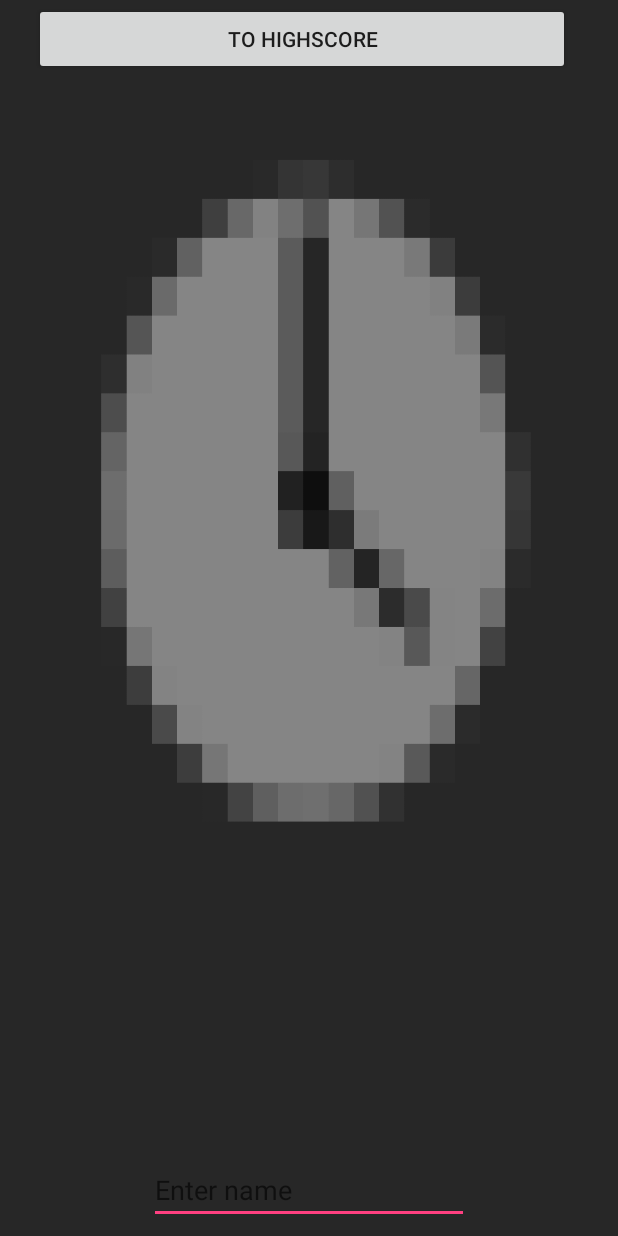
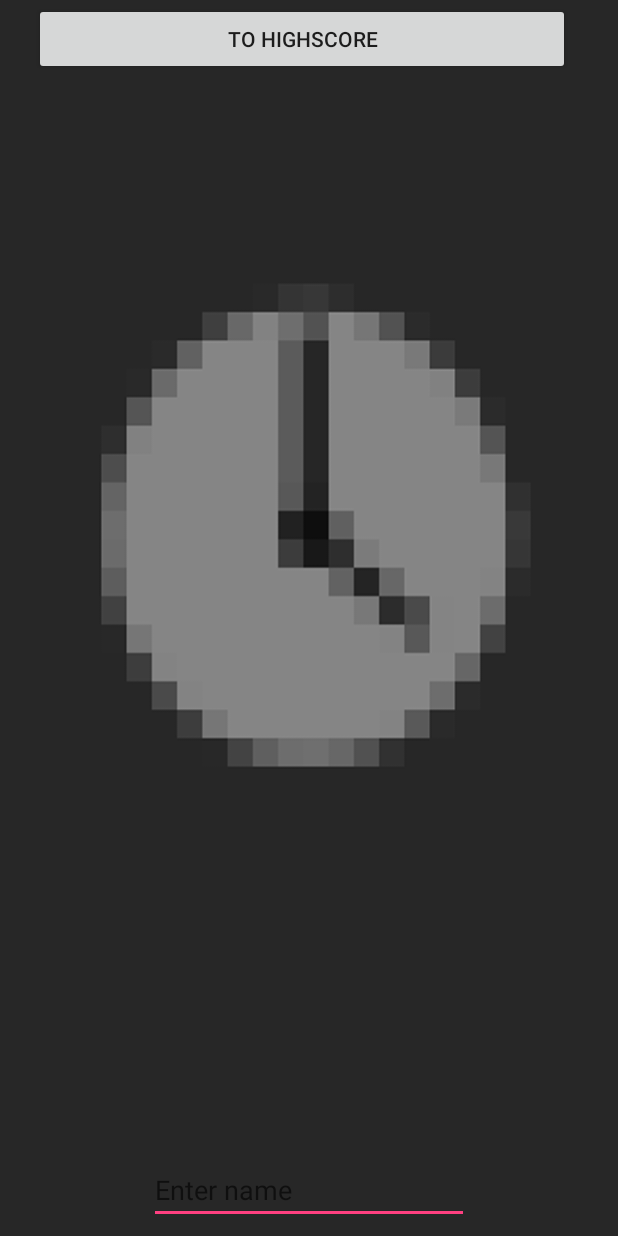
Before and after one commit to MarcusNordstrom/PunchMania, an Android app: the layout activity_queue.xml on its own in the app's theme, with its tools: preview values and no code run, on a phone screen of 412 x 824 dp. Run offline under Robolectric (Android 15) with nearby library versions, the phone set to English and light mode, and no system bars.

Commit message:
Auto stash before merge of "master" and "origin/master"

```diff
--- a/PunchManiaAndroid/app/src/main/java/punchmania/punchmania/MainActivity.java
+++ b/PunchManiaAndroid/app/src/main/java/punchmania/punchmania/MainActivity.java
@@ -89,4 +89,6 @@ public class MainActivity extends AppCompatActivity {
     {
         return QueueArrayList;
     }
+
+
 }
--- a/PunchManiaAndroid/app/src/main/res/layout/activity_queue.xml
+++ b/PunchManiaAndroid/app/src/main/res/layout/activity_queue.xml
@@ -4,7 +4,7 @@
     xmlns:tools="http://schemas.android.com/tools"
     android:layout_width="match_parent"
     android:layout_height="match_parent"
-    android:background="@drawable/queue"
+    android:background="@drawable/queue_small"
     tools:context=".queue">
 
     <Button
--- a/PunchManiaAndroid/app/src/main/res/layout/queuelist_layout.xml
+++ b/PunchManiaAndroid/app/src/main/res/layout/queuelist_layout.xml
@@ -2,9 +2,7 @@
 <LinearLayout xmlns:android="http://schemas.android.com/apk/res/android"
     android:orientation="vertical"
     android:layout_width="match_parent"
-    android:layout_height="match_parent"
-    android:background="@drawable/queue_small">
-
+    android:layout_height="match_parent">
     <ListView
         android:id="@+id/listView"
         android:layout_width="match_parent"
```
